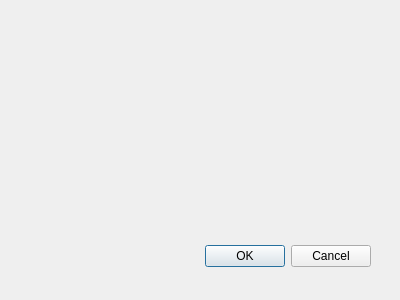
The window that src/librssguard/services/gmail/gui/formaddeditemail.ui (martinrotter/rssguard) describes before a commit, drawn with Qt 5.
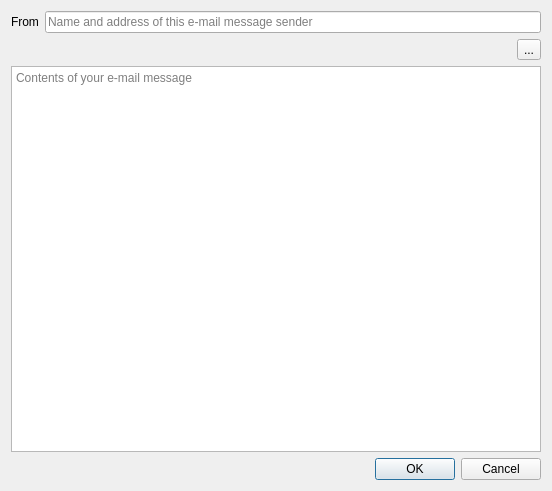
The same window after the commit. Custom widgets are drawn as their Qt base class.

Commit message: Start adding feature for sending simple e-mails.

What changed in the file:
```diff
--- a/src/librssguard/services/gmail/gui/formaddeditemail.ui
+++ b/src/librssguard/services/gmail/gui/formaddeditemail.ui
@@ -8,31 +8,84 @@
    <rect>
     <x>0</x>
     <y>0</y>
-    <width>400</width>
-    <height>300</height>
+    <width>552</width>
+    <height>491</height>
    </rect>
   </property>
   <property name="windowTitle">
    <string>Dialog</string>
   </property>
-  <widget name="buttonBox" class="QDialogButtonBox">
-   <property name="geometry">
-    <rect>
-     <x>30</x>
-     <y>240</y>
-     <width>341</width>
-     <height>32</height>
-    </rect>
-   </property>
-   <property name="orientation">
-    <enum>Qt::Horizontal</enum>
-   </property>
-   <property name="standardButtons">
-    <set>QDialogButtonBox::Cancel|QDialogButtonBox::Ok</set>
-   </property>
-  </widget>
+  <layout class="QFormLayout" name="m_layout">
+   <item row="0" column="0">
+    <widget class="QLabel" name="label">
+     <property name="text">
+      <string>From</string>
+     </property>
+    </widget>
+   </item>
+   <item row="0" column="1">
+    <widget class="QLineEdit" name="m_txtSender">
+     <property name="placeholderText">
+      <string>Name and address of this e-mail message sender</string>
+     </property>
+    </widget>
+   </item>
+   <item row="2" column="0" colspan="2">
+    <widget class="QTextEdit" name="m_txtMessage">
+     <property name="sizePolicy">
+      <sizepolicy hsizetype="Expanding" vsizetype="Expanding">
+       <horstretch>0</horstretch>
+       <verstretch>1</verstretch>
+      </sizepolicy>
+     </property>
+     <property name="placeholderText">
+      <string>Contents of your e-mail message</string>
+     </property>
+    </widget>
+   </item>
+   <item row="3" column="0" colspan="2">
+    <widget class="QDialogButtonBox" name="m_buttonBox">
+     <property name="orientation">
+      <enum>Qt::Horizontal</enum>
+     </property>
+     <property name="standardButtons">
+      <set>QDialogButtonBox::Cancel|QDialogButtonBox::Ok</set>
+     </property>
+    </widget>
+   </item>
+   <item row="1" column="0" colspan="2">
+    <layout class="QHBoxLayout" name="m_layoutAdder">
+     <item>
+      <spacer name="horizontalSpacer">
+       <property name="orientation">
+        <enum>Qt::Horizontal</enum>
+       </property>
+       <property name="sizeHint" stdset="0">
+        <size>
+         <width>40</width>
+         <height>20</height>
+        </size>
+       </property>
+      </spacer>
+     </item>
+     <item>
+      <widget class="PlainToolButton" name="m_btnAdder">
+       <property name="text">
+        <string>...</string>
+       </property>
+      </widget>
+     </item>
+    </layout>
+   </item>
+  </layout>
  </widget>
- <pixmapfunction/>
+ <customwidgets>
+  <customwidget>
+   <class>PlainToolButton</class>
+   <extends>QToolButton</extends>
+   <header>plaintoolbutton.h</header>
+  </customwidget>
+ </customwidgets>
  <resources/>
  <connections>
   <connection>
```
Left out of the diff: 12 changed lines with no effect on the pictures. The commit also changes 7 other files.
